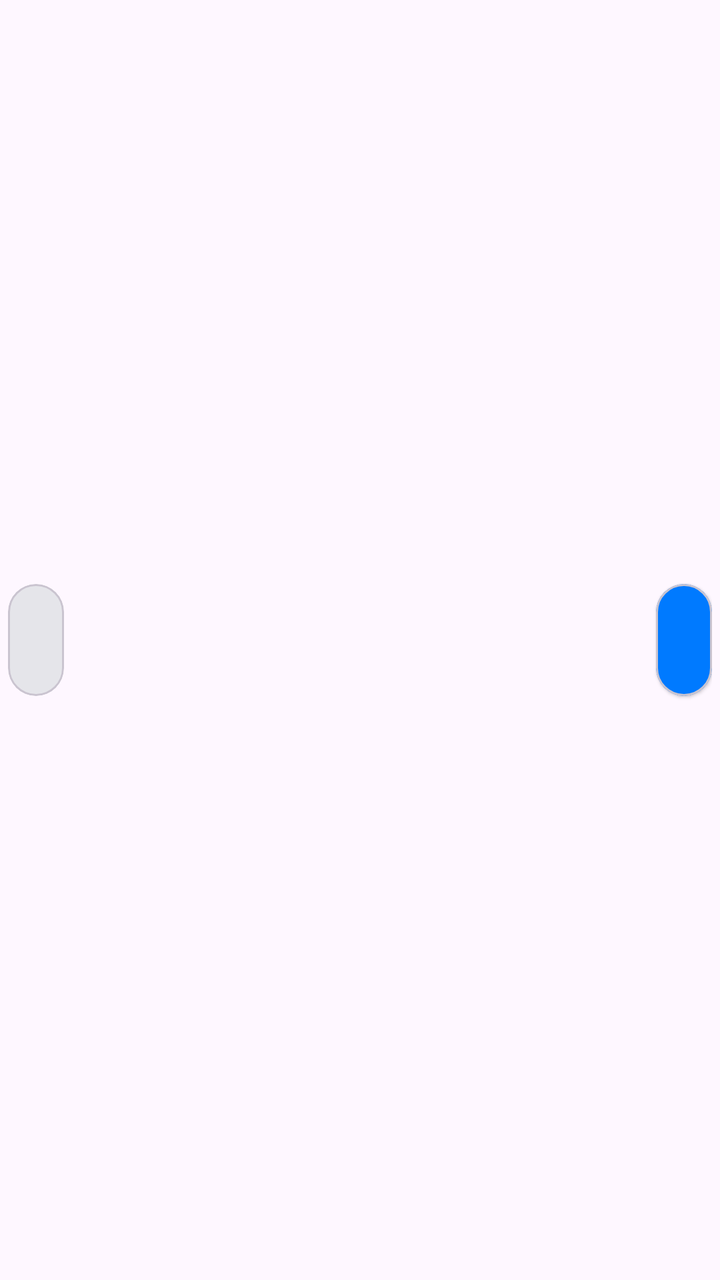
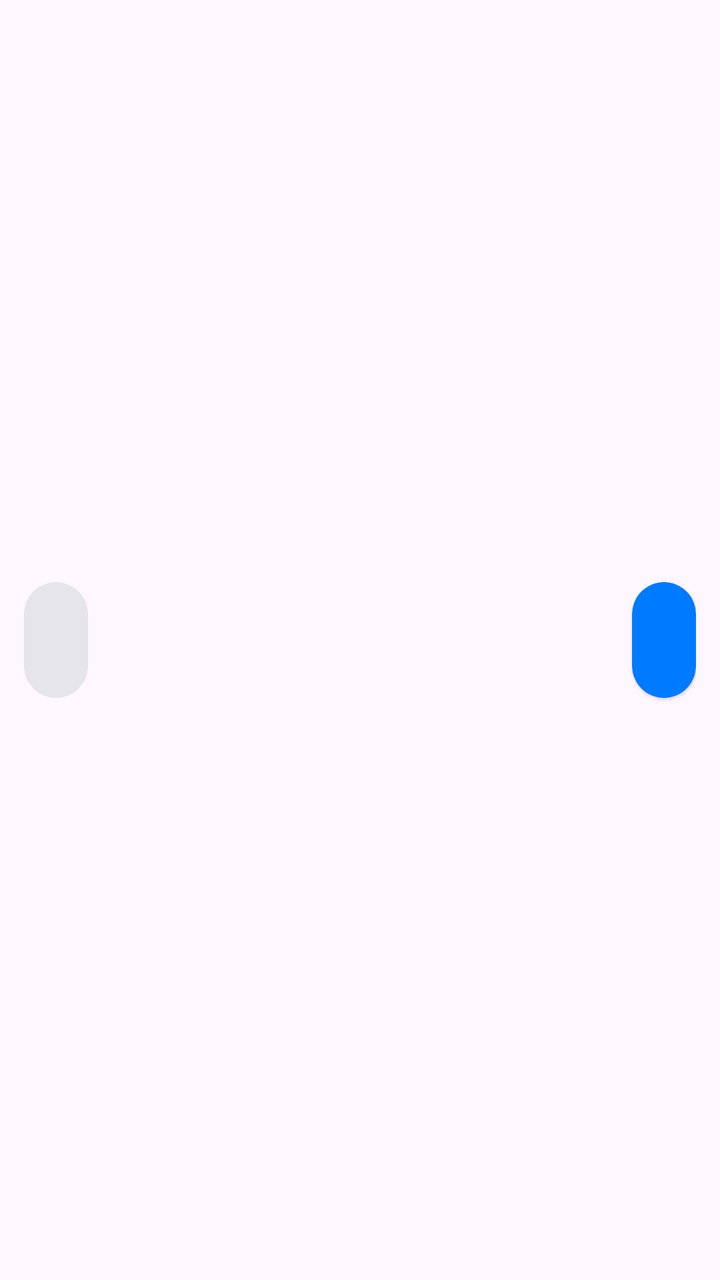

Before-and-after screenshots of an Android layout around one commit, followed by the original layout XML and the change that was made.
<!-- AndroidManifest.xml: application theme Theme.ActividadMenu -->
<!-- res/layout/item_mensaje.xml -->
<?xml version="1.0" encoding="utf-8"?>
<androidx.constraintlayout.widget.ConstraintLayout xmlns:android="http://schemas.android.com/apk/res/android"
    xmlns:app="http://schemas.android.com/apk/res-auto"
    android:layout_width="match_parent"
    android:layout_height="wrap_content"
    android:padding="4dp">

    
    <com.google.android.material.card.MaterialCardView
        android:id="@+id/cardMensajeIzquierdo"
        android:layout_width="wrap_content"
        android:layout_height="wrap_content"
        app:cardBackgroundColor="?attr/colorSurfaceVariant"
        app:cardCornerRadius="18dp"
        app:cardElevation="0dp"
        app:layout_constraintStart_toStartOf="parent"
        app:layout_constraintTop_toTopOf="parent"
        app:layout_constraintBottom_toBottomOf="parent"
        app:layout_constraintHorizontal_bias="0"
        app:shapeAppearanceOverlay="@style/ShapeAppearance.Chat.Left">

        <LinearLayout
            android:layout_width="wrap_content"
            android:layout_height="wrap_content"
            android:orientation="vertical"
            android:paddingHorizontal="14dp"
            android:paddingVertical="10dp">

            <TextView
                android:id="@+id/tvMensajeIzquierdo"
                android:layout_width="wrap_content"
                android:layout_height="wrap_content"
                android:maxWidth="260dp"
                android:textColor="?attr/colorOnSurfaceVariant"
                android:textSize="15sp" />

            <TextView
                android:id="@+id/tvHoraIzquierda"
                android:layout_width="wrap_content"
                android:layout_height="wrap_content"
                android:layout_gravity="end"
                android:layout_marginTop="2dp"
                android:alpha="0.6"
                android:textColor="?attr/colorOnSurfaceVariant"
                android:textSize="10sp" />
        </LinearLayout>
    </com.google.android.material.card.MaterialCardView>

    
    <com.google.android.material.card.MaterialCardView
        android:id="@+id/cardMensajeDerecho"
        android:layout_width="wrap_content"
        android:layout_height="wrap_content"
        app:cardBackgroundColor="?attr/colorPrimary"
        app:cardCornerRadius="18dp"
        app:cardElevation="1dp"
        app:layout_constraintEnd_toEndOf="parent"
        app:layout_constraintTop_toTopOf="parent"
        app:layout_constraintBottom_toBottomOf="parent"
        app:layout_constraintHorizontal_bias="1"
        app:shapeAppearanceOverlay="@style/ShapeAppearance.Chat.Right">

        <LinearLayout
            android:layout_width="wrap_content"
            android:layout_height="wrap_content"
            android:orientation="vertical"
            android:paddingHorizontal="14dp"
            android:paddingVertical="10dp">

            <TextView
                android:id="@+id/tvMensajeDerecho"
                android:layout_width="wrap_content"
                android:layout_height="wrap_content"
                android:maxWidth="260dp"
                android:textColor="?attr/colorOnPrimary"
                android:textSize="15sp" />

            <TextView
                android:id="@+id/tvHoraDerecha"
                android:layout_width="wrap_content"
                android:layout_height="wrap_content"
                android:layout_gravity="end"
                android:layout_marginTop="2dp"
                android:alpha="0.8"
                android:textColor="?attr/colorOnPrimary"
                android:textSize="10sp" />
        </LinearLayout>
    </com.google.android.material.card.MaterialCardView>

</androidx.constraintlayout.widget.ConstraintLayout>
<!-- resources referenced by this layout -->
<resources>
  <style name="ShapeAppearance.Chat.Left" parent="ShapeAppearance.Material3.MediumComponent">
          <item name="cornerFamily">rounded</item>
          <item name="cornerSize">18dp</item>
          <item name="cornerSizeBottomLeft">0dp</item>
      </style>
  <style name="ShapeAppearance.Chat.Right" parent="ShapeAppearance.Material3.MediumComponent">
          <item name="cornerFamily">rounded</item>
          <item name="cornerSize">18dp</item>
          <item name="cornerSizeBottomRight">0dp</item>
      </style>
  <style name="Theme.ActividadMenu" parent="Base.Theme.ActividadMenu" />
  <style name="Base.Theme.ActividadMenu" parent="Theme.Material3.DayNight.NoActionBar">
          <item name="colorPrimary">@color/primary</item>
          <item name="colorPrimaryDark">@color/primary_dark</item>
          <item name="colorOnPrimary">@color/text_on_primary</item>
          
          
          <item name="colorSurface">@color/surface</item>
          <item name="colorSurfaceVariant">@color/surface_variant</item>
          <item name="colorOnSurface">@color/text_primary</item>
          <item name="colorOnSurfaceVariant">@color/text_secondary</item>
          <item name="colorOutline">@color/divider</item>
  
          <item name="android:statusBarColor">@color/primary</item>
          <item name="android:windowLightStatusBar">true</item>
          <item name="android:navigationBarColor">@color/background</item>
      </style>
  <color name="primary">#007AFF</color>
  <color name="primary_dark">#0056B3</color>
  <color name="text_on_primary">#FFFFFF</color>
  <color name="surface">#FFFFFF</color>
  <color name="surface_variant">#E5E5EA</color>
  <color name="text_primary">#000000</color>
  <color name="text_secondary">#3A3A3C</color>
  <color name="divider">#C6C6C8</color>
  <color name="background">#F2F2F7</color>
</resources>

<!-- the commit's change to res/layout/item_mensaje.xml (unified diff, before → after) -->
@@ -3,7 +3,8 @@
     xmlns:app="http://schemas.android.com/apk/res-auto"
     android:layout_width="match_parent"
     android:layout_height="wrap_content"
-    android:padding="4dp">
+    android:paddingVertical="4dp"
+    android:paddingHorizontal="12dp">
 
     
     <com.google.android.material.card.MaterialCardView
@@ -11,19 +12,19 @@
         android:layout_width="wrap_content"
         android:layout_height="wrap_content"
         app:cardBackgroundColor="?attr/colorSurfaceVariant"
-        app:cardCornerRadius="18dp"
+        app:cardCornerRadius="20dp"
         app:cardElevation="0dp"
+        app:strokeWidth="0dp"
         app:layout_constraintStart_toStartOf="parent"
         app:layout_constraintTop_toTopOf="parent"
         app:layout_constraintBottom_toBottomOf="parent"
-        app:layout_constraintHorizontal_bias="0"
-        app:shapeAppearanceOverlay="@style/ShapeAppearance.Chat.Left">
+        app:layout_constraintHorizontal_bias="0">
 
         <LinearLayout
             android:layout_width="wrap_content"
             android:layout_height="wrap_content"
             android:orientation="vertical"
-            android:paddingHorizontal="14dp"
+            android:paddingHorizontal="16dp"
             android:paddingVertical="10dp">
 
             <TextView
@@ -31,17 +32,18 @@
                 android:layout_width="wrap_content"
                 android:layout_height="wrap_content"
                 android:maxWidth="260dp"
-                android:textColor="?attr/colorOnSurfaceVariant"
-                android:textSize="15sp" />
+                android:textColor="?attr/colorOnSurface"
+                android:textSize="15sp"
+                android:lineSpacingExtra="2dp" />
 
             <TextView
                 android:id="@+id/tvHoraIzquierda"
                 android:layout_width="wrap_content"
                 android:layout_height="wrap_content"
                 android:layout_gravity="end"
-                android:layout_marginTop="2dp"
-                android:alpha="0.6"
-                android:textColor="?attr/colorOnSurfaceVariant"
+                android:layout_marginTop="4dp"
+                android:alpha="0.5"
+                android:textColor="?attr/colorOnSurface"
                 android:textSize="10sp" />
         </LinearLayout>
     </com.google.android.material.card.MaterialCardView>
@@ -51,20 +53,20 @@
         android:id="@+id/cardMensajeDerecho"
         android:layout_width="wrap_content"
         android:layout_height="wrap_content"
-        app:cardBackgroundColor="?attr/colorPrimary"
-        app:cardCornerRadius="18dp"
+        app:cardBackgroundColor="@color/primary"
+        app:cardCornerRadius="20dp"
         app:cardElevation="1dp"
+        app:strokeWidth="0dp"
         app:layout_constraintEnd_toEndOf="parent"
         app:layout_constraintTop_toTopOf="parent"
         app:layout_constraintBottom_toBottomOf="parent"
-        app:layout_constraintHorizontal_bias="1"
-        app:shapeAppearanceOverlay="@style/ShapeAppearance.Chat.Right">
+        app:layout_constraintHorizontal_bias="1">
 
         <LinearLayout
             android:layout_width="wrap_content"
             android:layout_height="wrap_content"
             android:orientation="vertical"
-            android:paddingHorizontal="14dp"
+            android:paddingHorizontal="16dp"
             android:paddingVertical="10dp">
 
             <TextView
@@ -72,17 +74,18 @@
                 android:layout_width="wrap_content"
                 android:layout_height="wrap_content"
                 android:maxWidth="260dp"
-                android:textColor="?attr/colorOnPrimary"
-                android:textSize="15sp" />
+                android:textColor="@color/white"
+                android:textSize="15sp"
+                android:lineSpacingExtra="2dp" />
 
             <TextView
                 android:id="@+id/tvHoraDerecha"
                 android:layout_width="wrap_content"
                 android:layout_height="wrap_content"
                 android:layout_gravity="end"
-                android:layout_marginTop="2dp"
+                android:layout_marginTop="4dp"
                 android:alpha="0.8"
-                android:textColor="?attr/colorOnPrimary"
+                android:textColor="@color/white"
                 android:textSize="10sp" />
         </LinearLayout>
     </com.google.android.material.card.MaterialCardView>
<!-- resource entries referenced after the edit -->
@@ -1,33 +1,21 @@
 <!-- resources referenced by this layout -->
 <resources>
-  <style name="ShapeAppearance.Chat.Left" parent="ShapeAppearance.Material3.MediumComponent">
-          <item name="cornerFamily">rounded</item>
-          <item name="cornerSize">18dp</item>
-          <item name="cornerSizeBottomLeft">0dp</item>
-      </style>
-  <style name="ShapeAppearance.Chat.Right" parent="ShapeAppearance.Material3.MediumComponent">
-          <item name="cornerFamily">rounded</item>
-          <item name="cornerSize">18dp</item>
-          <item name="cornerSizeBottomRight">0dp</item>
-      </style>
   <style name="Theme.ActividadMenu" parent="Base.Theme.ActividadMenu" />
   <style name="Base.Theme.ActividadMenu" parent="Theme.Material3.DayNight.NoActionBar">
           <item name="colorPrimary">@color/primary</item>
           <item name="colorPrimaryDark">@color/primary_dark</item>
           <item name="colorOnPrimary">@color/text_on_primary</item>
-          
-          
           <item name="colorSurface">@color/surface</item>
           <item name="colorSurfaceVariant">@color/surface_variant</item>
           <item name="colorOnSurface">@color/text_primary</item>
           <item name="colorOnSurfaceVariant">@color/text_secondary</item>
           <item name="colorOutline">@color/divider</item>
-  
           <item name="android:statusBarColor">@color/primary</item>
           <item name="android:windowLightStatusBar">true</item>
           <item name="android:navigationBarColor">@color/background</item>
       </style>
   <color name="primary">#007AFF</color>
+  <color name="white">#FFFFFFFF</color>
   <color name="primary_dark">#0056B3</color>
   <color name="text_on_primary">#FFFFFF</color>
   <color name="surface">#FFFFFF</color>
